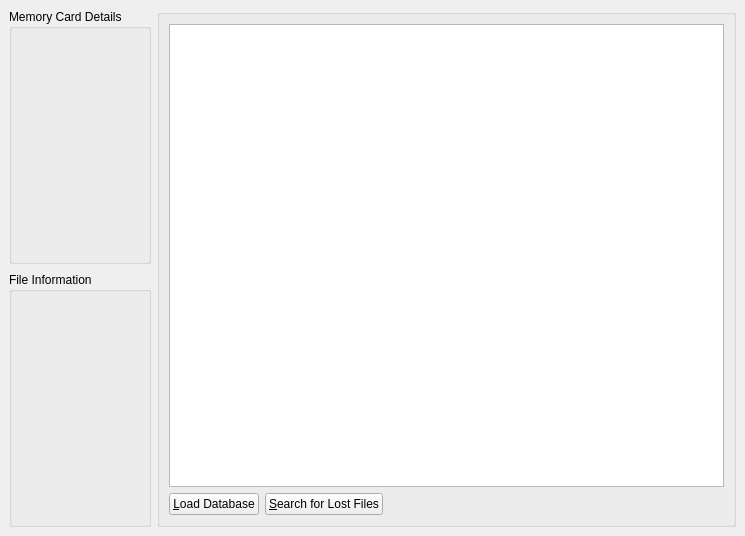
Qt form src/mcrecover/ui/McRecoverWindow.ui (GerbilSoft/mcrecover) before a commit.
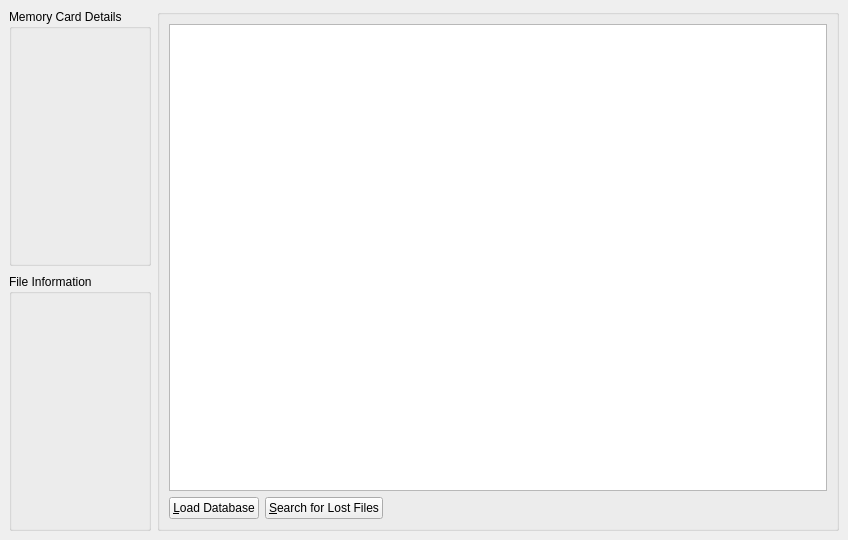
The same form after that commit.

Commit message:
McRecoverWindow: Show "Last Modified", "Permission", and "Game ID" columns by default.
ui/McRecoverWindow.ui: Increase default window size from 745x536 to 848x540.

TODO: Allow the user to customize the columns, and save the
customized columns somewhere.

```diff
--- a/src/mcrecover/ui/McRecoverWindow.ui
+++ b/src/mcrecover/ui/McRecoverWindow.ui
@@ -6,8 +6,8 @@
    <rect>
     <x>0</x>
     <y>0</y>
-    <width>745</width>
-    <height>536</height>
+    <width>848</width>
+    <height>540</height>
    </rect>
   </property>
   <property name="acceptDrops">
```
Left out of the diff: 1 changed line with no effect on the pictures. The commit also changes 1 other file.
